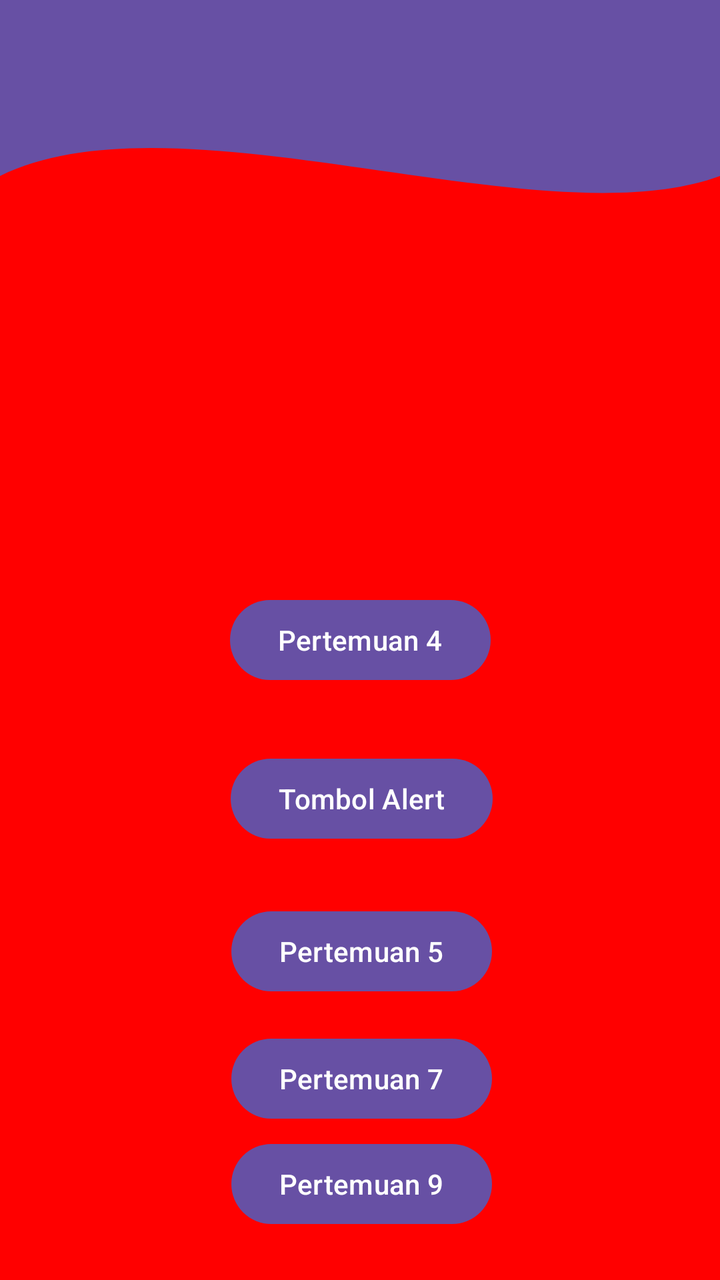
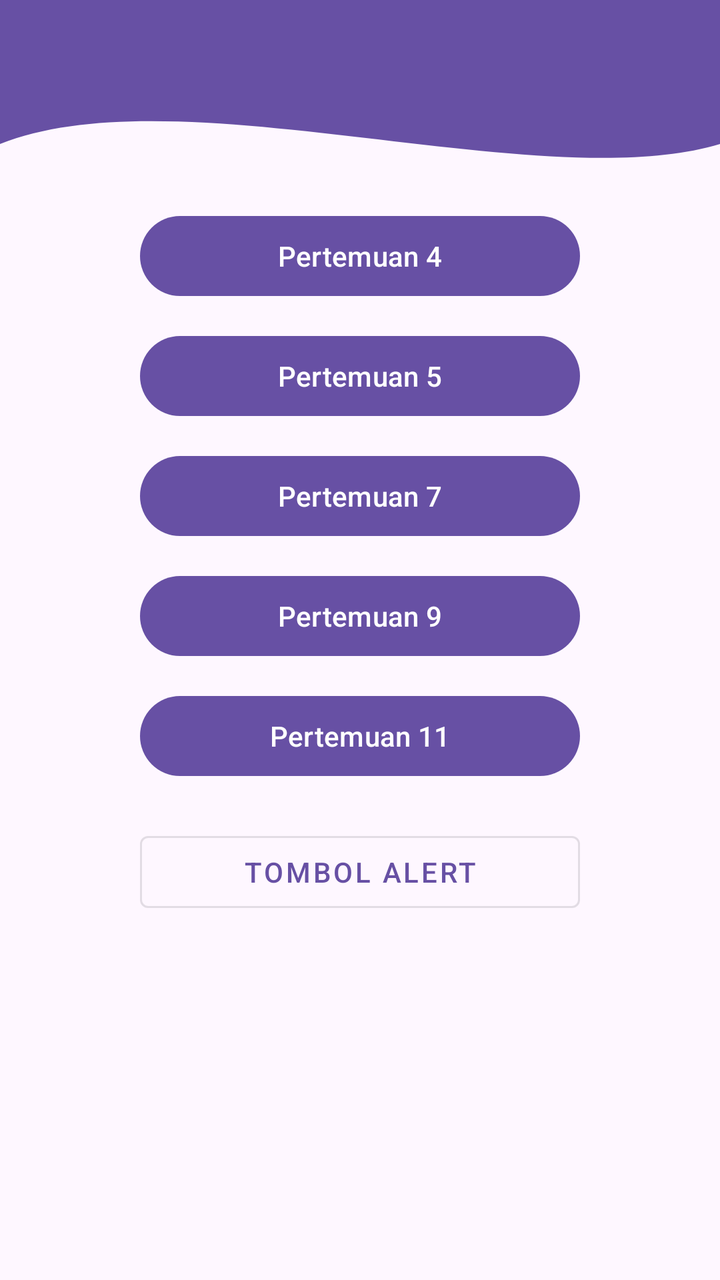

An Android layout rendered at two revisions. The XML below is the earlier revision; the diff shows what the commit changed to produce the second picture.
<!-- AndroidManifest.xml: application theme Theme.Victor3TIE -->
<!-- res/layout/fragment_home.xml -->
<?xml version="1.0" encoding="utf-8"?>
<androidx.constraintlayout.widget.ConstraintLayout xmlns:android="http://schemas.android.com/apk/res/android"
    xmlns:app="http://schemas.android.com/apk/res-auto"
    xmlns:tools="http://schemas.android.com/tools"
    android:layout_width="match_parent"
    android:layout_height="match_parent"
    android:background="#FF0000"
    tools:context=".Home.HomeFragment">

    
    <View
        android:id="@+id/background_header"
        android:layout_width="0dp"
        android:layout_height="220dp"
        android:background="@drawable/bg_header_wave"
        app:layout_constraintEnd_toEndOf="parent"
        app:layout_constraintStart_toStartOf="parent"
        app:layout_constraintTop_toTopOf="parent" />

    <androidx.appcompat.widget.Toolbar
        android:id="@+id/toolbar"
        android:layout_width="match_parent"
        android:layout_height="?attr/actionBarSize"
        android:background="@android:color/transparent"
        app:layout_constraintEnd_toEndOf="parent"
        app:layout_constraintStart_toStartOf="parent"
        app:layout_constraintTop_toTopOf="parent"
        app:layout_scrollFlags="enterAlways"
        app:subtitleTextColor="@android:color/white"
        app:titleTextColor="@android:color/white" />

    <Button
        android:id="@+id/btnToFourth"
        android:layout_width="wrap_content"
        android:layout_height="wrap_content"
        android:text="Pertemuan 4"
        app:layout_constraintBottom_toBottomOf="parent"
        app:layout_constraintEnd_toEndOf="parent"
        app:layout_constraintStart_toStartOf="parent"
        app:layout_constraintTop_toTopOf="parent" />

    <Button
        android:id="@+id/btnShowAlertDialog"
        android:layout_width="wrap_content"
        android:layout_height="wrap_content"
        android:text="Tombol Alert"
        app:layout_constraintBottom_toBottomOf="parent"
        app:layout_constraintEnd_toEndOf="parent"
        app:layout_constraintHorizontal_bias="0.503"
        app:layout_constraintStart_toStartOf="parent"
        app:layout_constraintTop_toBottomOf="@+id/btnToFourth"
        app:layout_constraintVertical_bias="0.126" />

    <Button
        android:id="@+id/btnToFifth"
        android:layout_width="wrap_content"
        android:layout_height="wrap_content"
        android:text="Pertemuan 5"
        app:layout_constraintBottom_toBottomOf="parent"
        app:layout_constraintEnd_toEndOf="parent"
        app:layout_constraintHorizontal_bias="0.503"
        app:layout_constraintStart_toStartOf="parent"
        app:layout_constraintTop_toBottomOf="@+id/btnShowAlertDialog"
        app:layout_constraintVertical_bias="0.168" />

    <Button
        android:id="@+id/btnToSeventh"
        android:layout_width="wrap_content"
        android:layout_height="wrap_content"
        android:text="Pertemuan 7"
        app:layout_constraintBottom_toBottomOf="parent"
        app:layout_constraintEnd_toEndOf="parent"
        app:layout_constraintHorizontal_bias="0.503"
        app:layout_constraintStart_toStartOf="parent"
        app:layout_constraintTop_toBottomOf="@+id/btnToFifth"
        app:layout_constraintVertical_bias="0.168" />

    <Button
        android:id="@+id/btnToNinth"
        android:layout_width="wrap_content"
        android:layout_height="wrap_content"
        android:text="Pertemuan 9"
        app:layout_constraintBottom_toBottomOf="parent"
        app:layout_constraintEnd_toEndOf="parent"
        app:layout_constraintHorizontal_bias="0.503"
        app:layout_constraintStart_toStartOf="parent"
        app:layout_constraintTop_toBottomOf="@+id/btnToSeventh"
        app:layout_constraintVertical_bias="0.168" />

</androidx.constraintlayout.widget.ConstraintLayout>
<!-- resources referenced by this layout -->
<resources>
  <!-- drawable bg_header_wave (drawable) -->
  <?xml version="1.0" encoding="utf-8"?>
  <vector xmlns:android="http://schemas.android.com/apk/res/android"
      android:width="100dp"
      android:height="100dp"
      android:viewportWidth="100"
      android:viewportHeight="100">
      
      <path
          android:fillColor="?attr/colorPrimary"
          android:pathData="
              M0,0
              L100,0
              L100,40
              C 75,55
                25,20
                0,40
              Z" />
  </vector>
  <style name="Theme.Victor3TIE" parent="Base.Theme.Victor3TIE" />
  <style name="Base.Theme.Victor3TIE" parent="Theme.Material3.DayNight.NoActionBar">
          
          
      </style>
</resources>

<!-- the commit's change to res/layout/fragment_home.xml (unified diff, before → after) -->
@@ -4,14 +4,13 @@
     xmlns:tools="http://schemas.android.com/tools"
     android:layout_width="match_parent"
     android:layout_height="match_parent"
-    android:background="#FF0000"
     tools:context=".Home.HomeFragment">
 
     
     <View
         android:id="@+id/background_header"
         android:layout_width="0dp"
-        android:layout_height="220dp"
+        android:layout_height="180dp"
         android:background="@drawable/bg_header_wave"
         app:layout_constraintEnd_toEndOf="parent"
         app:layout_constraintStart_toStartOf="parent"
@@ -25,66 +24,71 @@
         app:layout_constraintEnd_toEndOf="parent"
         app:layout_constraintStart_toStartOf="parent"
         app:layout_constraintTop_toTopOf="parent"
-        app:layout_scrollFlags="enterAlways"
         app:subtitleTextColor="@android:color/white"
         app:titleTextColor="@android:color/white" />
 
-    <Button
-        android:id="@+id/btnToFourth"
-        android:layout_width="wrap_content"
-        android:layout_height="wrap_content"
-        android:text="Pertemuan 4"
+    <androidx.core.widget.NestedScrollView
+        android:layout_width="0dp"
+        android:layout_height="0dp"
+        android:clipToPadding="false"
+        android:paddingTop="16dp"
+        android:paddingBottom="24dp"
         app:layout_constraintBottom_toBottomOf="parent"
         app:layout_constraintEnd_toEndOf="parent"
         app:layout_constraintStart_toStartOf="parent"
-        app:layout_constraintTop_toTopOf="parent" />
+        app:layout_constraintTop_toBottomOf="@+id/toolbar">
 
-    <Button
-        android:id="@+id/btnShowAlertDialog"
-        android:layout_width="wrap_content"
-        android:layout_height="wrap_content"
-        android:text="Tombol Alert"
-        app:layout_constraintBottom_toBottomOf="parent"
-        app:layout_constraintEnd_toEndOf="parent"
-        app:layout_constraintHorizontal_bias="0.503"
-        app:layout_constraintStart_toStartOf="parent"
-        app:layout_constraintTop_toBottomOf="@+id/btnToFourth"
-        app:layout_constraintVertical_bias="0.126" />
+        <LinearLayout
+            android:layout_width="match_parent"
+            android:layout_height="wrap_content"
+            android:gravity="center_horizontal"
+            android:orientation="vertical"
+            android:paddingHorizontal="24dp">
 
-    <Button
-        android:id="@+id/btnToFifth"
-        android:layout_width="wrap_content"
-        android:layout_height="wrap_content"
-        android:text="Pertemuan 5"
-        app:layout_constraintBottom_toBottomOf="parent"
-        app:layout_constraintEnd_toEndOf="parent"
-        app:layout_constraintHorizontal_bias="0.503"
-        app:layout_constraintStart_toStartOf="parent"
-        app:layout_constraintTop_toBottomOf="@+id/btnShowAlertDialog"
-        app:layout_constraintVertical_bias="0.168" />
+            <com.google.android.material.button.MaterialButton
+                android:id="@+id/btnToFourth"
+                android:layout_width="220dp"
+                android:layout_height="wrap_content"
+                android:layout_marginTop="24dp"
+                android:text="Pertemuan 4" />
 
-    <Button
-        android:id="@+id/btnToSeventh"
-        android:layout_width="wrap_content"
-        android:layout_height="wrap_content"
-        android:text="Pertemuan 7"
-        app:layout_constraintBottom_toBottomOf="parent"
-        app:layout_constraintEnd_toEndOf="parent"
-        app:layout_constraintHorizontal_bias="0.503"
-        app:layout_constraintStart_toStartOf="parent"
-        app:layout_constraintTop_toBottomOf="@+id/btnToFifth"
-        app:layout_constraintVertical_bias="0.168" />
+            <com.google.android.material.button.MaterialButton
+                android:id="@+id/btnToFifth"
+                android:layout_width="220dp"
+                android:layout_height="wrap_content"
+                android:layout_marginTop="12dp"
+                android:text="Pertemuan 5" />
 
-    <Button
-        android:id="@+id/btnToNinth"
-        android:layout_width="wrap_content"
-        android:layout_height="wrap_content"
-        android:text="Pertemuan 9"
-        app:layout_constraintBottom_toBottomOf="parent"
-        app:layout_constraintEnd_toEndOf="parent"
-        app:layout_constraintHorizontal_bias="0.503"
-        app:layout_constraintStart_toStartOf="parent"
-        app:layout_constraintTop_toBottomOf="@+id/btnToSeventh"
-        app:layout_constraintVertical_bias="0.168" />
+            <com.google.android.material.button.MaterialButton
+                android:id="@+id/btnToSeventh"
+                android:layout_width="220dp"
+                android:layout_height="wrap_content"
+                android:layout_marginTop="12dp"
+                android:text="Pertemuan 7" />
+
+            <com.google.android.material.button.MaterialButton
+                android:id="@+id/btnToNinth"
+                android:layout_width="220dp"
+                android:layout_height="wrap_content"
+                android:layout_marginTop="12dp"
+                android:text="Pertemuan 9" />
+
+            <com.google.android.material.button.MaterialButton
+                android:id="@+id/btnToEleventh"
+                android:layout_width="220dp"
+                android:layout_height="wrap_content"
+                android:layout_marginTop="12dp"
+                android:text="Pertemuan 11" />
+
+            <com.google.android.material.button.MaterialButton
+                android:id="@+id/btnShowAlertDialog"
+                style="@style/Widget.MaterialComponents.Button.OutlinedButton"
+                android:layout_width="220dp"
+                android:layout_height="wrap_content"
+                android:layout_marginTop="20dp"
+                android:text="Tombol Alert" />
+
+        </LinearLayout>
+    </androidx.core.widget.NestedScrollView>
 
 </androidx.constraintlayout.widget.ConstraintLayout>
